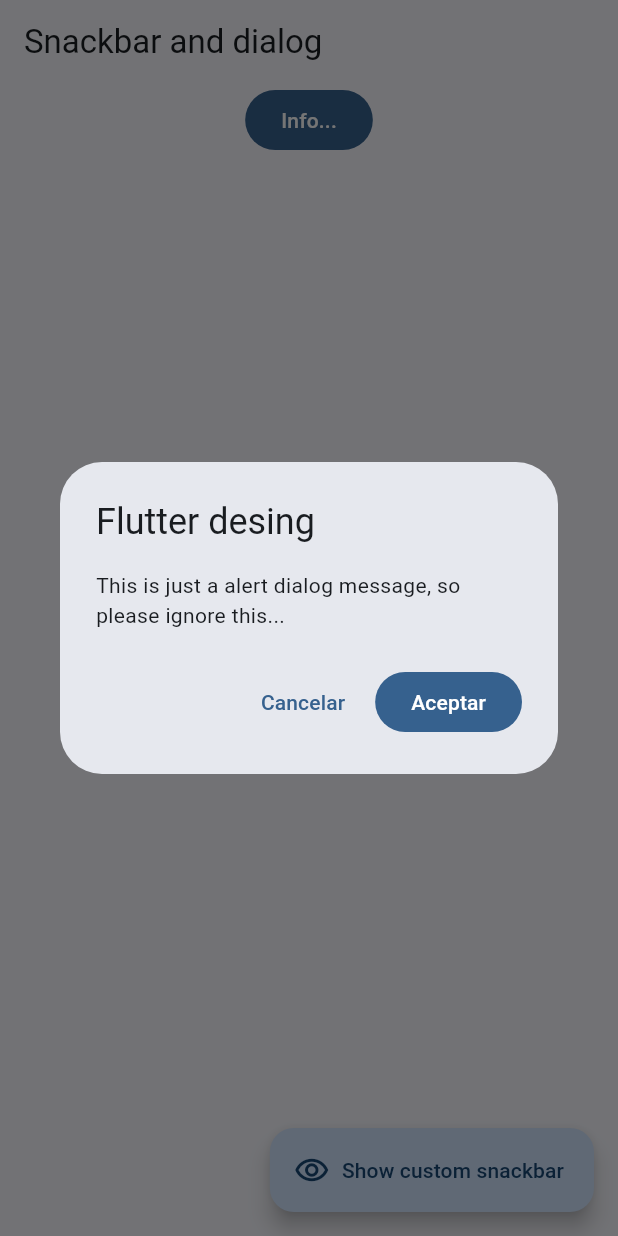
After one commit to branddoon/flutter-design-course, a Flutter app: the SnackBarScreen screen opened by its route, after a tap on "Info...", on a phone screen of 412 x 824 dp. The commit adds this screen. Run offline on Flutter 3.47's test engine with Material 3 defaults, Android fonts, the phone set to English and light mode, and no system bars; our stand-ins replace go_router.

Commit message:
Feat: Added progress & snackbar implementation

```diff
--- a/lib/config/router/router.dart
+++ b/lib/config/router/router.dart
@@ -7,6 +7,8 @@ final appRouter = GoRouter(
     routes:[
       GoRoute(path: '/', builder: (context, state) => HomeScreen(),),
       GoRoute(path: '/buttons', builder: (context, state) => ButtonsScreen(),),
-      GoRoute(path: '/cards', builder: (context, state) => CardScreen(),)
+      GoRoute(path: '/cards', builder: (context, state) => CardScreen(),),
+      GoRoute(path: '/progress', builder: (context, state) => ProgressScreen(),),
+      GoRoute(path: '/snackbar', builder: (context, state) => SnackBarScreen())
     ]
 );
--- a/lib/data/data_items_menu.dart
+++ b/lib/data/data_items_menu.dart
@@ -4,4 +4,6 @@ import 'package:flutter_design/model/ItemMenu/item_menu.dart';
 const dataItemsMenu = <ItemMenu> [
   ItemMenu(title: 'Button', subtitle: 'Button implementation', url: '/buttons', icon: Icons.radio_button_checked),
   ItemMenu(title: 'Card', subtitle: 'Card implementation', url: '/cards', icon: Icons.rectangle_outlined),
+  ItemMenu(title: 'Progress', subtitle: 'Progress implementation', url: '/progress', icon: Icons.hourglass_empty),
+  ItemMenu(title: 'Snackbar and dialog', subtitle: 'Snackbar and dialog implementation', url: '/snackbar', icon: Icons.message),
 ];
--- a/lib/presentation/screens.dart
+++ b/lib/presentation/screens.dart
@@ -1,2 +1,4 @@
+export 'package:flutter_design/presentation/progress/progress_screen.dart';
+export 'package:flutter_design/presentation/snackbar/snack_bar_screen.dart';
 export 'package:flutter_design/presentation/cards/cards.dart';
 export 'package:flutter_design/presentation/buttons/buttons.dart';
--- /dev/null
+++ b/lib/presentation/snackbar/snack_bar_screen.dart
@@ -0,0 +1,54 @@
+import 'package:flutter/material.dart';
+import 'package:go_router/go_router.dart';
+
+class SnackBarScreen extends StatelessWidget {
+  const SnackBarScreen({super.key});
+
+
+  void showCustomSnackBar(BuildContext context){
+    final snackBar = SnackBar(
+      content: Text('This message will dissapear in seconds...'),
+      action: SnackBarAction(label: 'Got it!', onPressed: (){
+
+      },),
+      duration: Duration(seconds: 2),
+    );
+    ScaffoldMessenger.of(context).showSnackBar(snackBar);
+  }
+
+  void openDialog(BuildContext context){
+    showDialog(
+      context: context,
+      builder: (context)=>AlertDialog(
+        title: Text('Flutter desing'),
+        content: Text('This is just a alert dialog message, so please ignore this...'),
+        actions: [
+          TextButton(onPressed: () => context.pop(), child: Text('Cancelar')),
+          FilledButton(onPressed: ()=> context.pop(), child: Text('Aceptar'))
+        ],
+      )
+    );
+  }
+
+  @override
+  Widget build(BuildContext context) {
+    return Scaffold(
+      appBar: AppBar(
+        title: Text('Snackbar and dialog'),
+      ),
+      body: Center(
+        child: Column(
+          mainAxisAlignment: MainAxisAlignment.start,
+          children: [
+            FilledButton(onPressed: () => openDialog(context), child: Text('Info...')),
+
+          ],
+        ),
+      ),
+      floatingActionButton: FloatingActionButton.extended(
+        onPressed: () => showCustomSnackBar(context),
+        label: Text('Show custom snackbar'),
+        icon: Icon(Icons.remove_red_eye_outlined,)),
+    );
+  }
+}
```
Also changed, not shown: lib/presentation/progress/progress_screen.dart (added, +79 -0 lines).
